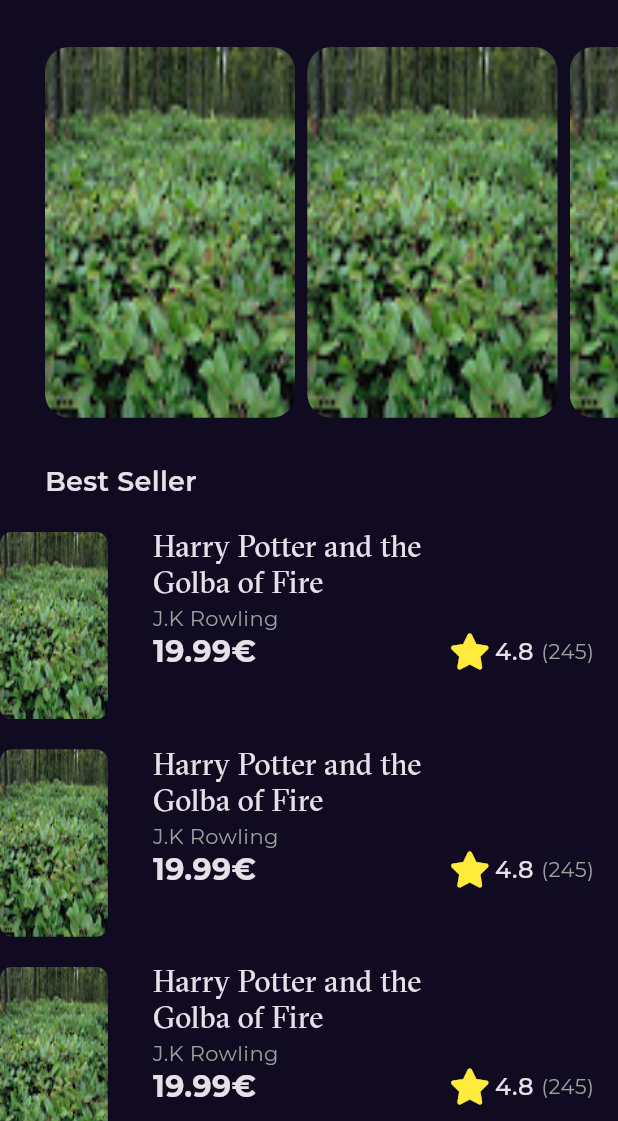
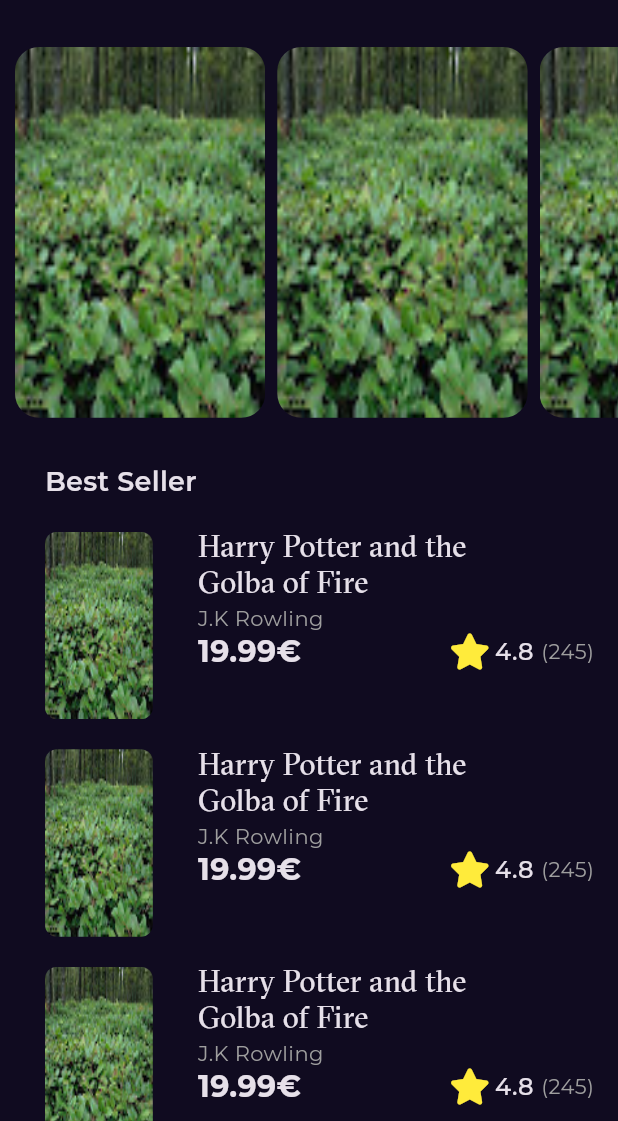
Before and after one commit to galal-mahmoud/Bookly-App, a Flutter app: the screen it shows after launch, on a phone screen of 412 x 824 dp, the part 115-1236 px from its top. Run offline on Flutter 3.47's test engine with Material 3 defaults, Android fonts, the light colour scheme and no system bars; our stand-ins replace font_awesome_flutter, go_router, google_fonts.

Commit message:
solve problem with previous commit and creat book details view and body

```diff
--- a/lib/Features/home/presentation/views/widgets/best_seller_list_view.dart
+++ b/lib/Features/home/presentation/views/widgets/best_seller_list_view.dart
@@ -13,7 +13,7 @@
         itemCount: 10,
         itemBuilder: (context, index){
           return const Padding(
-            padding: EdgeInsetsDirectional.symmetric(vertical: 10.0),
+            padding: EdgeInsetsDirectional.only(top: 10.0, bottom: 10.0, start: 30.0),
             child: BestSellerListViewItem(),
           );
         },
--- a/lib/Features/home/presentation/views/widgets/custom_appBar.dart
+++ b/lib/Features/home/presentation/views/widgets/custom_appBar.dart
@@ -8,7 +8,7 @@
   @override
   Widget build(BuildContext context) {
     return Padding(
-      padding: const EdgeInsetsDirectional.only(top: 40.0, bottom: 20),
+      padding: const EdgeInsetsDirectional.only(top: 40.0, bottom: 20, start: 30.0),
         child: Row(
     mainAxisAlignment: MainAxisAlignment.spaceBetween,
       children: [
--- a/lib/Features/home/presentation/views/widgets/home_view_body.dart
+++ b/lib/Features/home/presentation/views/widgets/home_view_body.dart
@@ -3,6 +3,8 @@
 import 'package:bookly_app_v1/core/utils/styles.dart';
 import 'package:flutter/cupertino.dart';
 import 'package:flutter/material.dart';
+import 'package:flutter/painting.dart';
+import 'package:flutter/rendering.dart';
 import 'package:flutter/widgets.dart';
 import 'best_seller_list_view.dart';
 
@@ -14,23 +16,25 @@
     return const CustomScrollView(
       slivers: [
         SliverToBoxAdapter(
-          child: Padding(
-            padding: EdgeInsetsDirectional.only(start: 30.0),
-            child: Column(
+          child: Column(
               crossAxisAlignment: CrossAxisAlignment.start,
               children: [
                 CustomAppBar(),
-                CustomListViewItem(),
+                Padding(
+                  padding: EdgeInsetsDirectional.only(start: 10.0),
+                    child:CustomListViewItem()),
                 SizedBox(
                   height: 30.0,
                 ),
-                Text(
+                Padding(
+                  padding: EdgeInsetsDirectional.only(start: 30.0),
+                    child: Text(
                     'Best Seller',
                     style: Styles.titleMeduim18
-                ),
+                )),
                 SizedBox(height: 10,),
               ],
-            ),),
+            ),
         ),
         SliverFillRemaining(
           child: BestSellerListView(),
--- a/lib/core/utils/app_router.dart
+++ b/lib/core/utils/app_router.dart
@@ -1,21 +1,20 @@
 import 'package:bookly_app_v1/Features/home/presentation/views/home_view.dart';
 import 'package:bookly_app_v1/Features/splash/presentation/views/splash_view.dart';
-import 'package:flutter/cupertino.dart';
 import 'package:go_router/go_router.dart';
 
 abstract class AppRouter {
-  static const kHomeView = 'home view';
-  static final GoRouter router = GoRouter(
-    routes: <RouteBase>[
+  static const kHomeView = '/homeview';
+  static final router = GoRouter(
+    routes: [
       GoRoute(
         path: '/',
-        builder: (BuildContext context, GoRouterState state) {
+        builder: (context, state) {
           return const SplashView();
         },
       ),
       GoRoute(
         path: kHomeView,
-        builder: (BuildContext context, GoRouterState state) {
+        builder: (context, state) {
           return const HomeView();
         },
       ),
```
Also changed, not shown: lib/Features/home/presentation/views/book_details_view.dart (added, +13 -0 lines), lib/Features/home/presentation/views/widgets/book_details_view_body.dart (added, +10 -0 lines).
